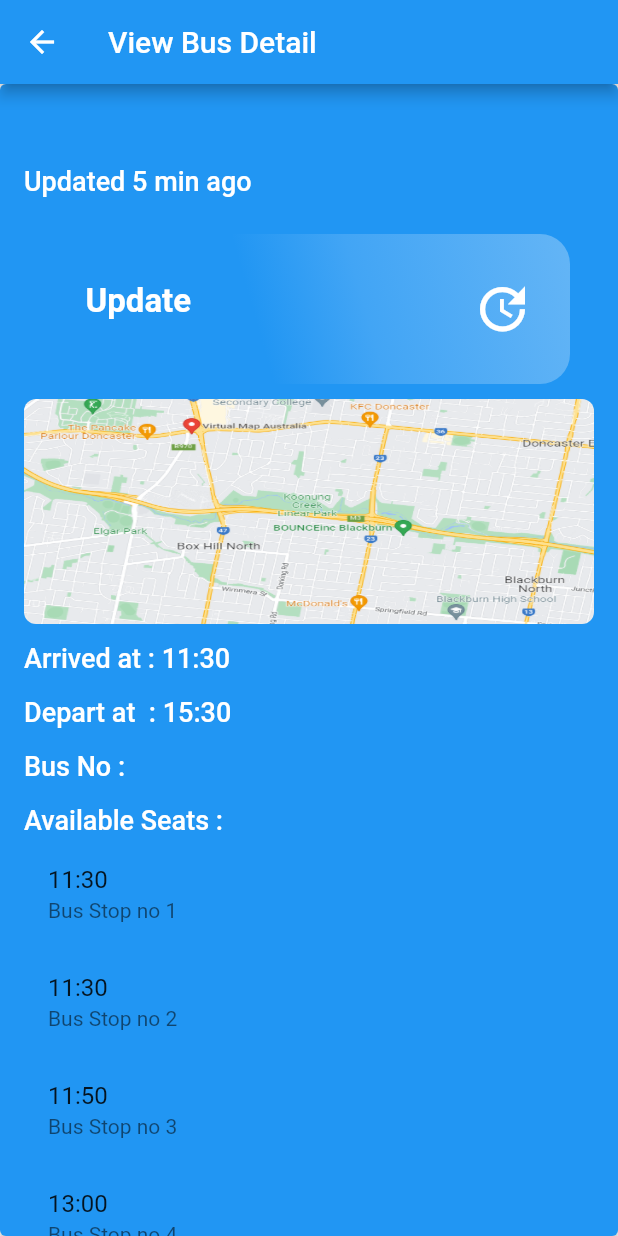
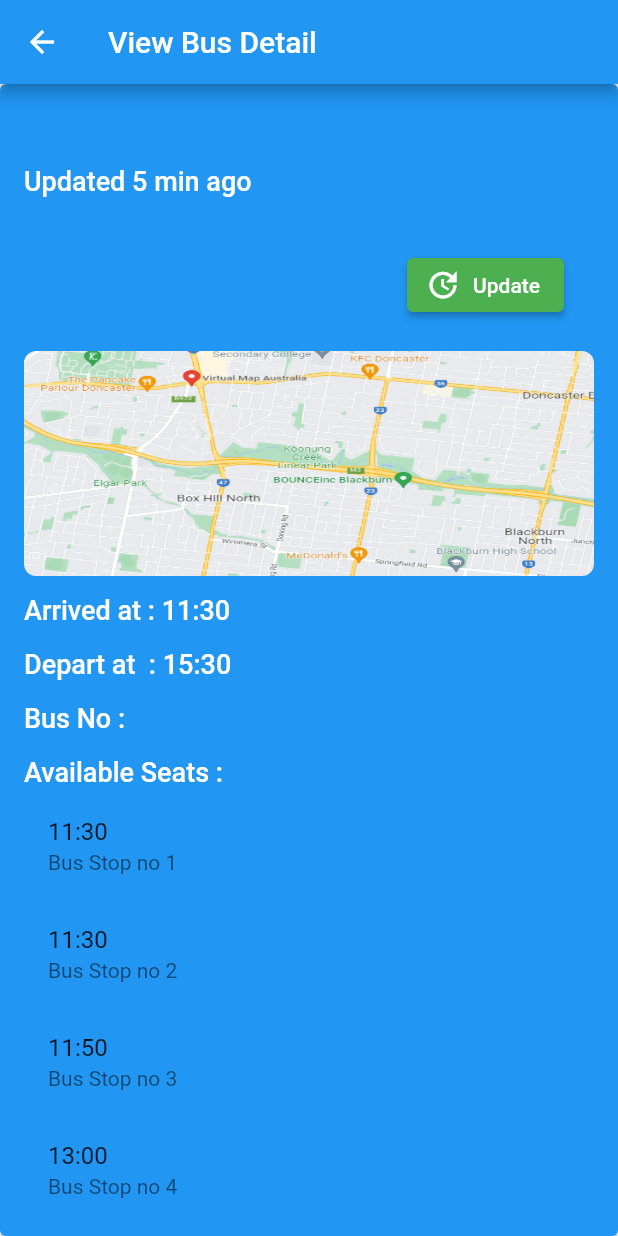
Before and after one commit to yashtejani/TDP5, a Flutter app: the JourneyPlanner screen opened directly, after a tap on "11:30", on a phone screen of 412 x 824 dp. Run offline on Flutter 3.47's test engine with Material 2 defaults, Android fonts, the phone set to English and light mode, and no system bars; our stand-ins replace fluttertoast, sizer; network calls fail.

Commit message:
design for update in view bus detail

```diff
--- a/lib/screens/journey_planner.dart
+++ b/lib/screens/journey_planner.dart
@@ -20,19 +20,26 @@ class JourneyPlanner extends StatelessWidget {
         ),
         body: Column(
           children: <Widget>[
-            TextField(
-                controller: currentLocationController,
-                decoration: const InputDecoration(
+            const Padding(
+              padding: EdgeInsets.symmetric(horizontal: 16, vertical: 16),
+              child: TextField(
+                decoration: InputDecoration(
                   border: OutlineInputBorder(),
-                    hintText: 'Current location')),
-            TextField(
-                controller: destinationController,
-                decoration: const InputDecoration(
-                    border: OutlineInputBorder(), hintText: 'Destination')),
+                  hintText: 'Current location',
+                ),
+              ),
+            ),
+            const Padding(
+              padding: EdgeInsets.symmetric(horizontal: 16, vertical: 16),
+              child: TextField(
+                decoration: InputDecoration(
+                  border: OutlineInputBorder(),
+                  hintText: 'Destination',
+                ),
+              ),
+            ),
             ElevatedButton(
-                onPressed: () => {
-                  print(currentLocationController.text)
-                },
+                onPressed: () => {print(currentLocationController.text)},
                 child: const Text('Search', style: TextStyle(fontSize: 20.0))),
             Expanded(
                 child: ListView.builder(
@@ -46,9 +53,10 @@ class JourneyPlanner extends StatelessWidget {
                           Navigator.push(
                             context,
                             MaterialPageRoute(
-                          builder: (context) =>  ViewBusDetail()),
+                                builder: (context) => ViewBusDetail()),
                           );
-                          }),);
+                        }),
+                      );
                     })))
           ],
         ));
--- a/lib/screens/viewBusDetail.dart
+++ b/lib/screens/viewBusDetail.dart
@@ -60,16 +60,23 @@ class _ViewBusDetailState extends State<ViewBusDetail> {
                 "Updated 5 min ago",
                 style: TextStyle(height: 5, fontSize: 18),
               ),
-              WidgetButton(
-                title: "Update",
-                color: Colors.blue,
-                icon: Icons.update,
-                screen: UpdateBus(),
-                onTap: () {
-                  Navigator.of(context).push(MaterialPageRoute(
-                      builder: (context) => const MaterialApp(
-                          title: 'Bus replacing train', home: UpdateBus())));
-                },
+              Container(
+                alignment: Alignment.topRight,
+                padding: const EdgeInsets.all(20),
+                child: ElevatedButton.icon(
+                  onPressed: () {
+                    Navigator.of(context).push(MaterialPageRoute(
+                        builder: (context) => const MaterialApp(
+                            title: 'Bus replacing train', home: UpdateBus())));
+                  },
+                  icon: const Icon(Icons.update), //icon data for elevated button
+                  label: const Text("Update"), //label text
+                  style: ElevatedButton.styleFrom(
+
+                      primary:
+                          Colors.green //elevated btton background color
+                      ),
+                ),
               ),
               ClipRRect(
                 borderRadius: const BorderRadius.only(
```
Lines whose indentation alone changed are shown as unchanged.
